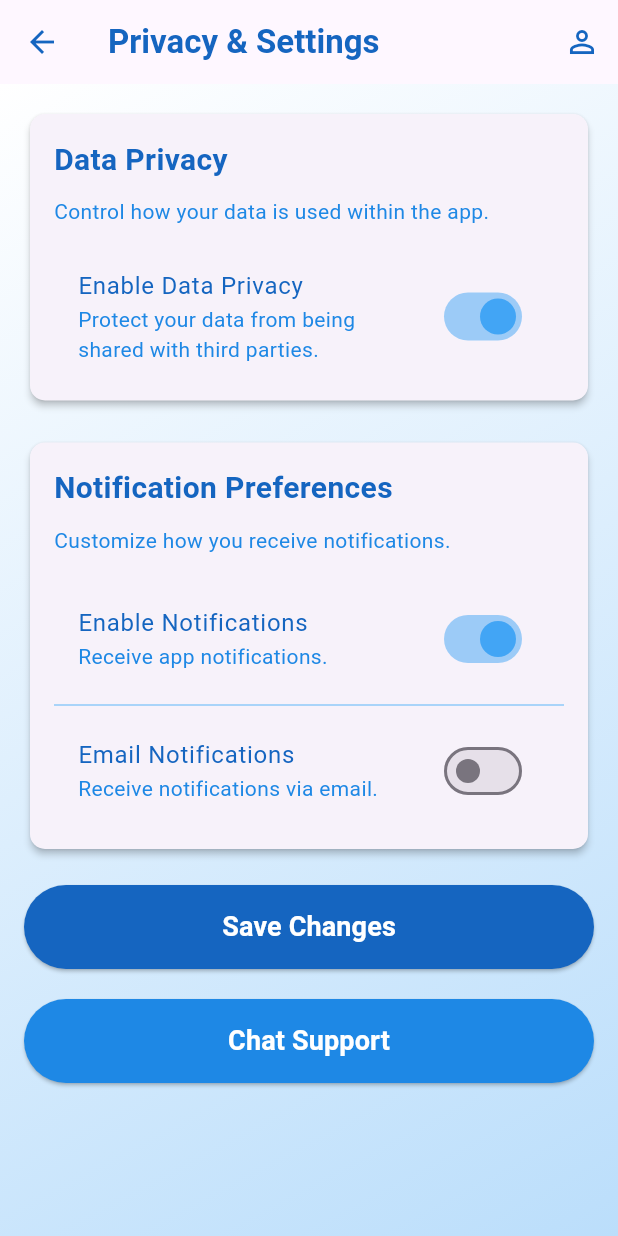
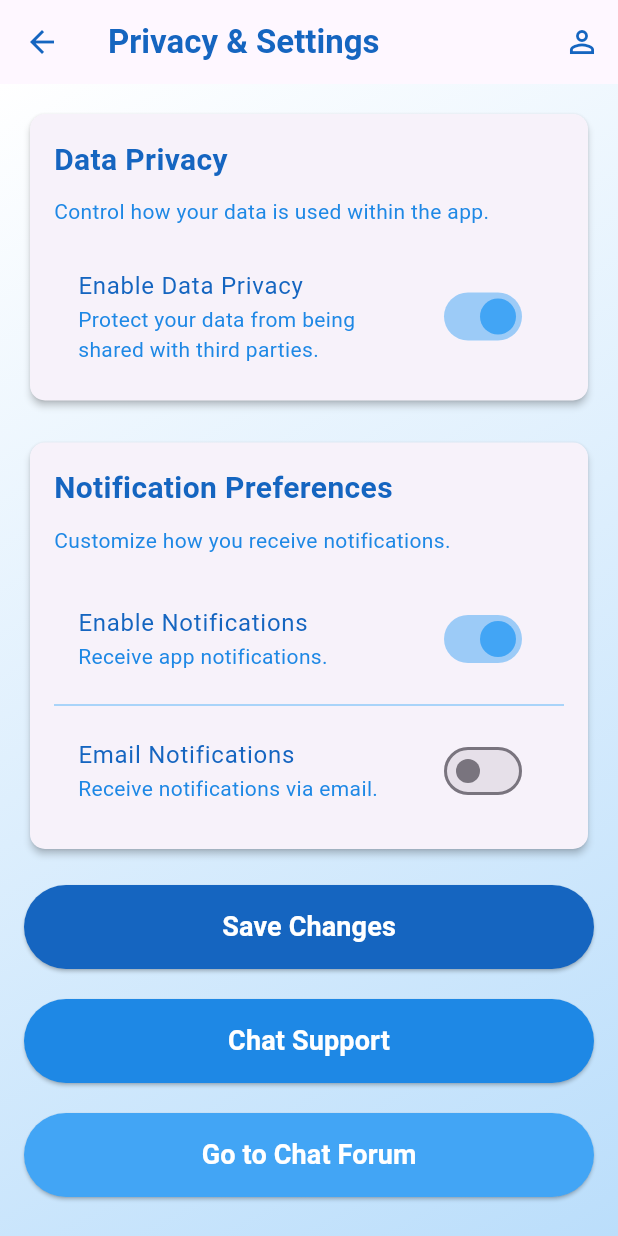
Before and after one commit to Ranumi123/SDGP, a Flutter app: the PrivacySettingsPage screen opened by its route, on a phone screen of 412 x 824 dp. Run offline on Flutter 3.47's test engine with Material 3 defaults, Android fonts, the phone set to English and light mode, and no system bars; our stand-ins replace cached_network_image, flutter_animate, google_fonts.

Commit message:
updated the privacy settings page with adding a navigation to the chat forum

```diff
--- a/Frontend/mental_app1/lib/privacy_setting_page.dart
+++ b/Frontend/mental_app1/lib/privacy_setting_page.dart
@@ -1,6 +1,7 @@
 import 'package:flutter/material.dart';
 import 'chat_screen.dart';
 import 'profile_setup_screen.dart'; // Import the ProfilePage
+import 'chat_forum.dart'; // Import the ChatForum screen
 
 class PrivacySettingsPage extends StatefulWidget {
   @override
@@ -223,6 +224,27 @@ class _PrivacySettingsPageState extends State<PrivacySettingsPage> {
                   style: TextStyle(fontSize: 18, color: Colors.white, fontWeight: FontWeight.bold),
                 ),
               ),
+              SizedBox(height: 20),
+              // Add a new button to navigate to ChatForum
+              ElevatedButton(
+                onPressed: () {
+                  Navigator.push(
+                    context,
+                    MaterialPageRoute(builder: (context) => ChatForum()),
+                  );
+                },
+                style: ElevatedButton.styleFrom(
+                  backgroundColor: Colors.blue.shade400,
+                  shape: RoundedRectangleBorder(
+                    borderRadius: BorderRadius.circular(30),
+                  ),
+                  padding: EdgeInsets.symmetric(vertical: 15),
+                ),
+                child: Text(
+                  'Go to Chat Forum',
+                  style: TextStyle(fontSize: 18, color: Colors.white, fontWeight: FontWeight.bold),
+                ),
+              ),
             ],
           ),
         ),
```
